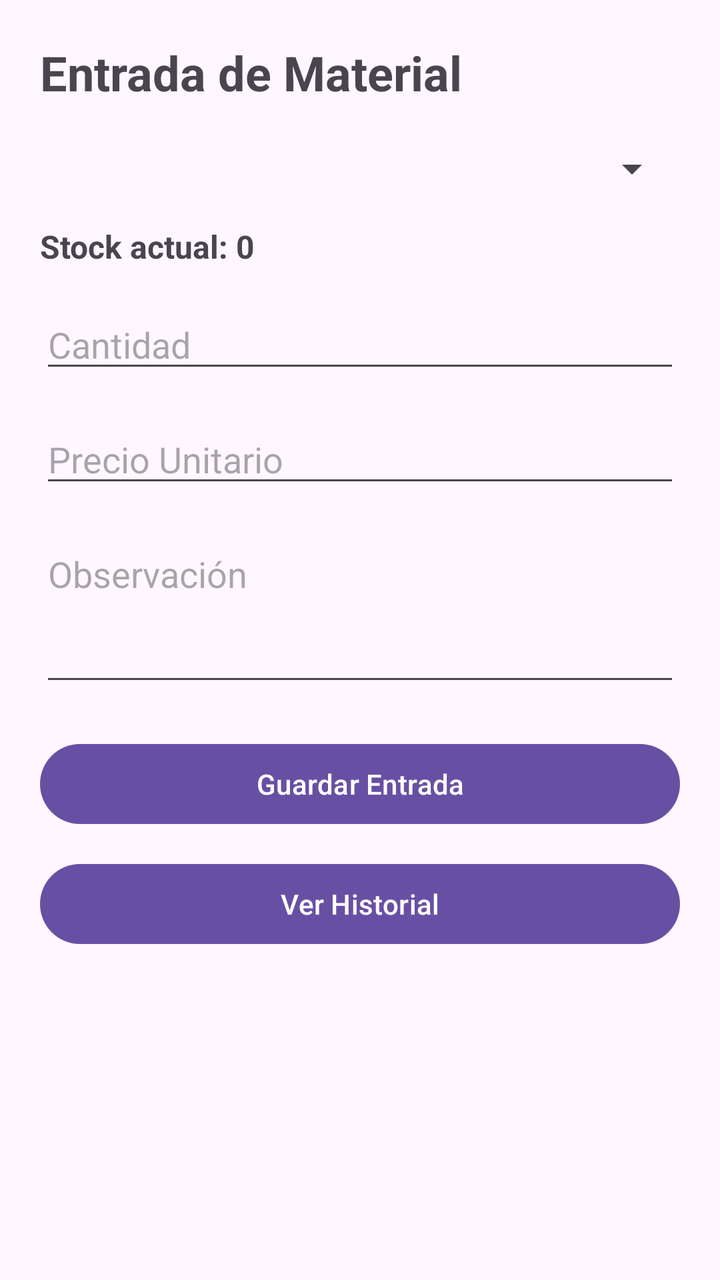
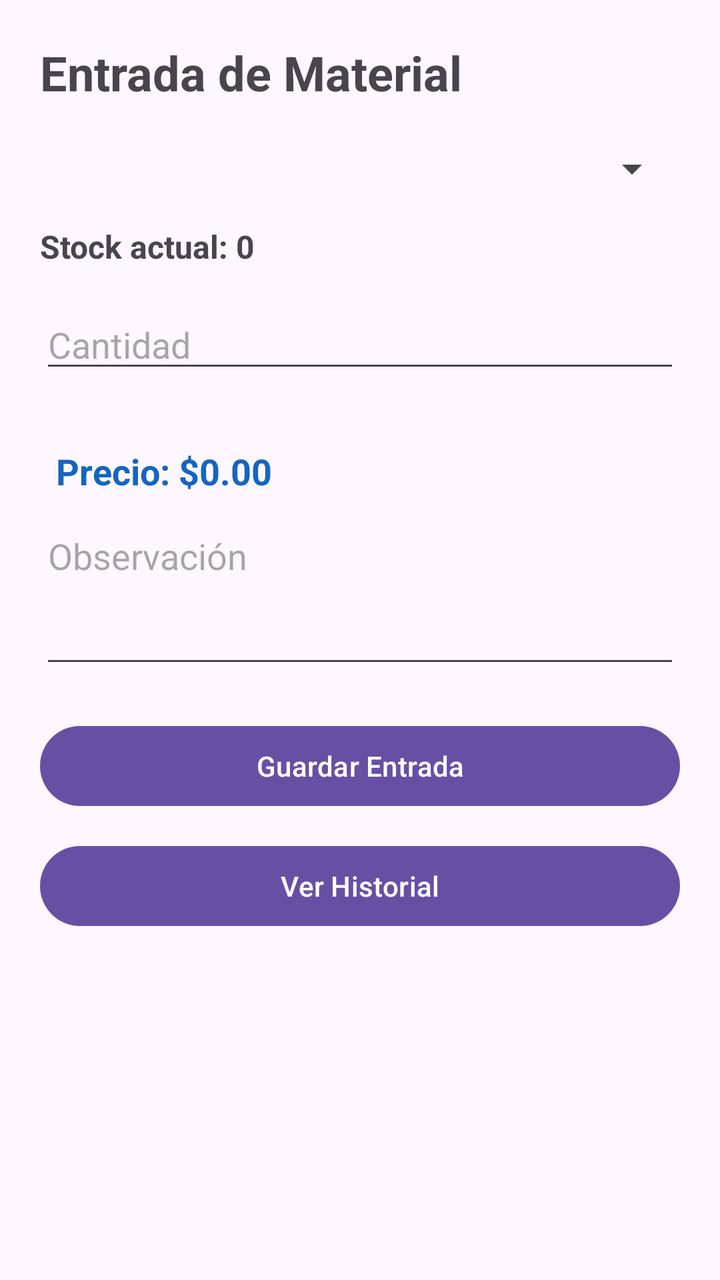

Screens rendered from an Android XML layout before and after an edit, with the pre-edit source and the edit as a unified diff.
<!-- AndroidManifest.xml: application theme Theme.Control_Material -->
<!-- res/layout/activity_entrada_material.xml -->
<?xml version="1.0" encoding="utf-8"?>
<ScrollView xmlns:android="http://schemas.android.com/apk/res/android"
    android:layout_width="match_parent"
    android:layout_height="match_parent">

    <LinearLayout
        android:layout_width="match_parent"
        android:layout_height="wrap_content"
        android:orientation="vertical"
        android:padding="20dp">

        
        <TextView
            android:layout_width="wrap_content"
            android:layout_height="wrap_content"
            android:text="Entrada de Material"
            android:textSize="24sp"
            android:textStyle="bold"
            android:layout_marginBottom="20dp"/>

        
        <Spinner
            android:id="@+id/spMaterial"
            android:layout_width="match_parent"
            android:layout_height="wrap_content"
            android:layout_marginBottom="16dp"/>
        
        <TextView
            android:id="@+id/tvStock"
            android:layout_width="wrap_content"
            android:layout_height="wrap_content"
            android:text="Stock actual: 0"
            android:textSize="16sp"
            android:textStyle="bold"
            android:layout_marginBottom="16dp"/>
        
        <EditText
            android:id="@+id/etCantidad"
            android:layout_width="match_parent"
            android:layout_height="wrap_content"
            android:hint="Cantidad"
            android:inputType="numberDecimal"
            android:layout_marginBottom="16dp"/>

        
        <EditText
            android:id="@+id/etPrecio"
            android:layout_width="match_parent"
            android:layout_height="wrap_content"
            android:hint="Precio Unitario"
            android:inputType="numberDecimal"
            android:layout_marginBottom="16dp"/>

        
        <EditText
            android:id="@+id/etObservacion"
            android:layout_width="match_parent"
            android:layout_height="wrap_content"
            android:hint="Observación"
            android:minLines="3"
            android:gravity="top"
            android:layout_marginBottom="20dp"/>

        
        <Button
            android:id="@+id/btnGuardar"
            android:layout_width="match_parent"
            android:layout_height="wrap_content"
            android:text="Guardar Entrada"/>
        
        <Button
            android:id="@+id/btnHistorial"
            android:layout_width="match_parent"
            android:layout_height="wrap_content"
            android:text="Ver Historial"
            android:layout_marginTop="12dp"/>
    </LinearLayout>

</ScrollView>
<!-- resources referenced by this layout -->
<resources>
  <style name="Theme.Control_Material" parent="Base.Theme.Control_Material" />
  <style name="Base.Theme.Control_Material" parent="Theme.Material3.DayNight.NoActionBar">
          
          
      </style>
</resources>

<!-- the commit's change to res/layout/activity_entrada_material.xml (unified diff, before → after) -->
@@ -43,13 +43,16 @@
             android:layout_marginBottom="16dp"/>
 
         
-        <EditText
-            android:id="@+id/etPrecio"
+        <TextView
+            android:id="@+id/tvPrecioMaterial"
             android:layout_width="match_parent"
             android:layout_height="wrap_content"
-            android:hint="Precio Unitario"
-            android:inputType="numberDecimal"
-            android:layout_marginBottom="16dp"/>
+            android:text="Precio: $0.00"
+            android:textSize="18sp"
+            android:textStyle="bold"
+            android:textColor="#1565C0"
+            android:padding="8dp"
+            android:layout_marginTop="8dp"/>
 
         
         <EditText
